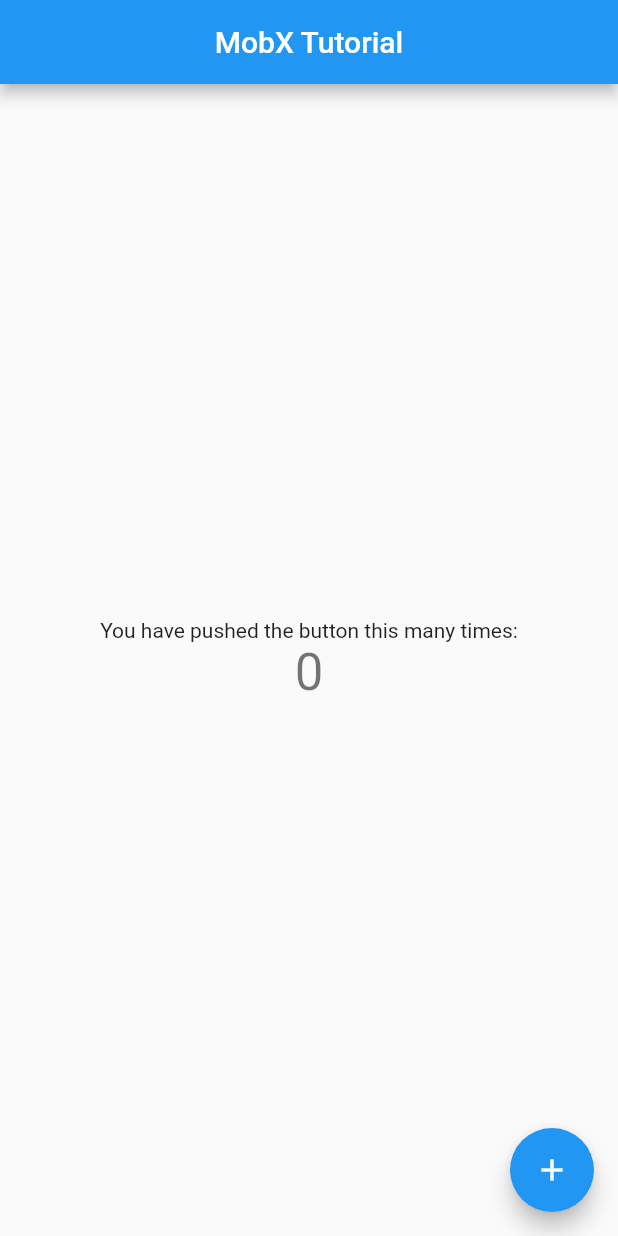
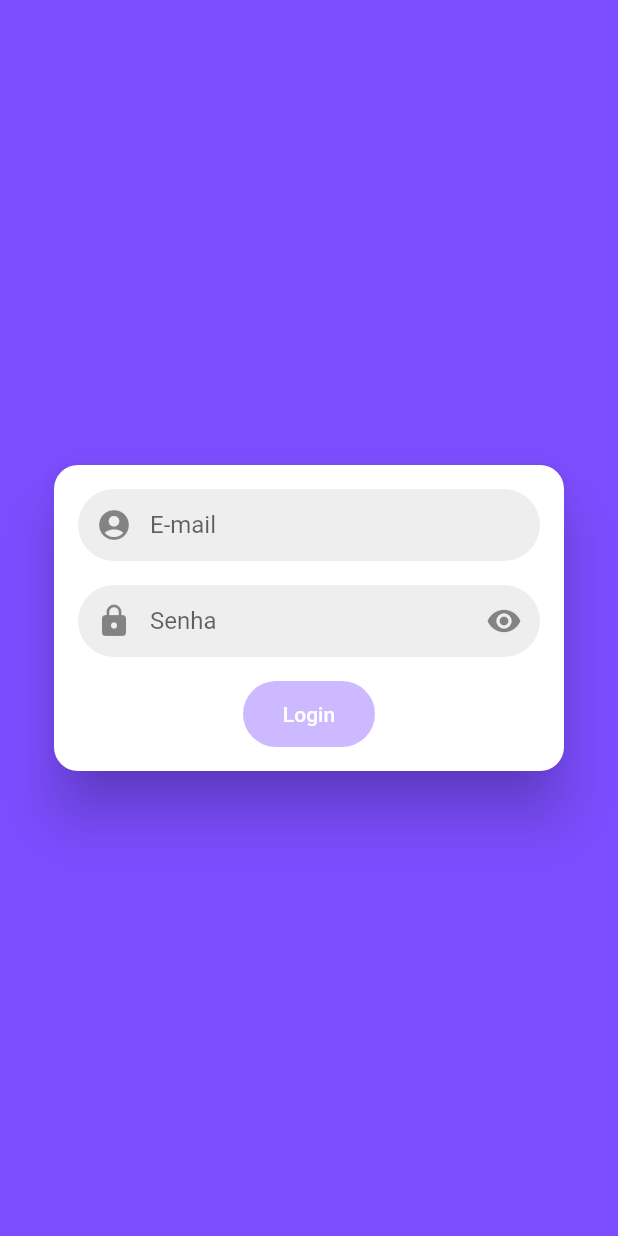
Before and after one commit to Shynjy/study_mobx, a Flutter app: the screen it shows after launch, on a phone screen of 412 x 824 dp. Run offline on Flutter 3.47's test engine with Material 2 defaults, Android fonts, the phone set to English and light mode, and no system bars; our stand-ins replace flutter_mobx, mobx; generated files the repository leaves out were written again.

Commit message:
update app

```diff
--- a/lib/main.dart
+++ b/lib/main.dart
@@ -1,67 +1,21 @@
 import 'package:flutter/material.dart';
+import './screens/login_screen.dart';
 
-import 'package:flutter_mobx/flutter_mobx.dart';
-
-// Tipos
-import './models/controller_mobx.dart';
-
-void main() {
-  runApp(MyApp());
-}
+void main() => runApp(MyApp());
 
 class MyApp extends StatelessWidget {
+
   @override
   Widget build(BuildContext context) {
     return MaterialApp(
+      title: 'MobX Tutorial',
       debugShowCheckedModeBanner: false,
-      title: 'MobX Tutorial',
       theme: ThemeData(
-        primarySwatch: Colors.blue,
-        visualDensity: VisualDensity.adaptivePlatformDensity,
+        primaryColor: Colors.deepPurpleAccent,
+        cursorColor: Colors.deepPurpleAccent,
+        scaffoldBackgroundColor: Colors.deepPurpleAccent,
       ),
-      home: MyHomePage(),
+      home: LoginScreen(),
     );
   }
 }
-
-class MyHomePage extends StatefulWidget {
-  @override
-  _MyHomePageState createState() => _MyHomePageState();
-}
-
-class _MyHomePageState extends State<MyHomePage> {
-  var counter = ControllerMobx();
-
-  @override
-  Widget build(BuildContext context) {
-    return Scaffold(
-      appBar: AppBar(
-        title: Text('MobX Tutorial'),
-        centerTitle: true,
-      ),
-      body: Center(
-        child: Column(
-          mainAxisAlignment: MainAxisAlignment.center,
-          children: <Widget>[
-            Text(
-              'You have pushed the button this many times:',
-            ),
-            Observer(
-              builder: (_) {
-                return Text(
-                  '${counter.count}',
-                  style: Theme.of(context).textTheme.headline4,
-                );
-              },
-            ),
-          ],
-        ),
-      ),
-      floatingActionButton: FloatingActionButton(
-        onPressed: counter.increment,
-        tooltip: 'Increment',
-        child: Icon(Icons.add),
-      ),
-    );
-  }
-}
--- a/lib/models/controller_mobx.dart
+++ /dev/null
@@ -1,32 +0,0 @@
-import 'package:mobx/mobx.dart';
-
-// MobX Apenas com a dependencia mobx e flutter mobx
-// class ControllerMobx{
-//   Action increment;
-
-//   ControllerMobx() {
-//     increment = Action(_increment);
-//   }
-
-//   Observable<int> _count = Observable(0);
-//   int get count => _count.value;
-
-//   void _increment() {
-//     _count.value++;
-//   }
-// }
-
-part 'controller_mobx.g.dart';
-
-class ControllerMobx = _ControllerMobx with _$ControllerMobx;
-
-// MobX com as dev-dependências mobx_codegen e build_runner
-abstract class _ControllerMobx with Store {
-  @observable
-  int count = 0;
-
-  @action
-  void increment() {
-    count++;
-  }
-}
--- /dev/null
+++ b/lib/screens/login_screen.dart
@@ -0,0 +1,94 @@
+import 'package:flutter/material.dart';
+import 'package:flutter_mobx/flutter_mobx.dart';
+
+import '../stores/login_store.dart';
+import '../widgets/custom_icon_button.dart';
+import '../widgets/custom_text_field.dart';
+
+import 'list_screen.dart';
+
+class LoginScreen extends StatefulWidget {
+  @override
+  _LoginScreenState createState() => _LoginScreenState();
+}
+
+class _LoginScreenState extends State<LoginScreen> {
+  LoginStore loginStore = LoginStore();
+
+  @override
+  Widget build(BuildContext context) {
+    return SafeArea(
+      child: Scaffold(
+        body: Container(
+          alignment: Alignment.center,
+          margin: const EdgeInsets.all(32),
+          child: Card(
+            shape: RoundedRectangleBorder(
+              borderRadius: BorderRadius.circular(16),
+            ),
+            elevation: 16,
+            child: Padding(
+              padding: const EdgeInsets.all(16),
+              child: Column(
+                mainAxisSize: MainAxisSize.min,
+                children: <Widget>[
+                  CustomTextField(
+                    hint: 'E-mail',
+                    prefix: Icon(Icons.account_circle),
+                    textInputType: TextInputType.emailAddress,
+                    onChanged: loginStore.setEmail,
+                    enabled: true,
+                  ),
+                  const SizedBox(
+                    height: 16,
+                  ),
+                  CustomTextField(
+                    hint: 'Senha',
+                    prefix: Icon(Icons.lock),
+                    obscure: true,
+                    onChanged: loginStore.setPassword,
+                    enabled: true,
+                    suffix: CustomIconButton(
+                      radius: 32,
+                      iconData: Icons.visibility,
+                      onTap: () {},
+                    ),
+                  ),
+                  const SizedBox(
+                    height: 16,
+                  ),
+                  Observer(
+                    builder: (_) {
+                      return SizedBox(
+                        height: 44,
+                        child: RaisedButton(
+                          shape: RoundedRectangleBorder(
+                            borderRadius: BorderRadius.circular(32),
+                          ),
+                          child: Text('Login'),
+                          color: Theme.of(context).primaryColor,
+                          disabledColor:
+                              Theme.of(context).primaryColor.withAlpha(100),
+                          textColor: Colors.white,
+                          onPressed: loginStore.isFormValid
+                              ? () {
+                                  Navigator.of(context).pushReplacement(
+                                    MaterialPageRoute(
+                                      builder: (context) => ListScreen(),
+                                    ),
+                                  );
+                                }
+                              : null,
+                        ),
+                      );
+                    },
+                  ),
+                ],
+              ),
+            ),
+          ),
+        ),
+      ),
+    );
+  }
+}
--- /dev/null
+++ b/lib/widgets/custom_icon_button.dart
@@ -0,0 +1,24 @@
+import 'package:flutter/material.dart';
+
+class CustomIconButton extends StatelessWidget {
+
+  CustomIconButton({this.radius, this.iconData, this.onTap});
+
+  final double radius;
+  final IconData iconData;
+  final VoidCallback onTap;
+
+  @override
+  Widget build(BuildContext context) {
+    return ClipRRect(
+      borderRadius: BorderRadius.circular(radius),
+      child : Material(
+        color: Colors.transparent,
+        child : InkWell(
+          child : Icon(iconData),
+          onTap: onTap,
+        ),
+      ),
+    );
+  }
+}
--- /dev/null
+++ b/lib/widgets/custom_text_field.dart
@@ -0,0 +1,43 @@
+import 'package:flutter/material.dart';
+
+class CustomTextField extends StatelessWidget {
+
+  CustomTextField({this.hint, this.prefix, this.suffix, this.obscure = false,
+    this.textInputType, this.onChanged, this.enabled, this.controller
+  });
+
+  final TextEditingController controller;
+  final String hint;
+  final Widget prefix;
+  final Widget suffix;
+  final bool obscure;
+  final TextInputType textInputType;
+  final Function(String) onChanged;
+  final bool enabled;
+
+  @override
+  Widget build(BuildContext context) {
+    return Container(
+      decoration: BoxDecoration(
+        shape: BoxShape.rectangle,
+        color: Colors.grey[200],
+        borderRadius: BorderRadius.circular(32),
+      ),
+      padding: prefix != null ? null : const EdgeInsets.only(left: 16),
+      child: TextField(
+        controller: controller,
+        obscureText: obscure,
+        keyboardType: textInputType,
+        onChanged: onChanged,
+        enabled: enabled,
+        decoration: InputDecoration(
+          hintText: hint,
+          border: InputBorder.none,
+          prefixIcon: prefix,
+          suffixIcon: suffix,
+        ),
+        textAlignVertical: TextAlignVertical.center,
+      ),
+    );
+  }
+}
```
Also changed, not shown: lib/screens/list_screen.dart (added, +102 -0 lines), lib/stores/login_store.dart (added, +39 -0 lines), lib/models/controller_mobx.g.dart (deleted), lib/stores/login_store.g.dart (added), 1 other file.
